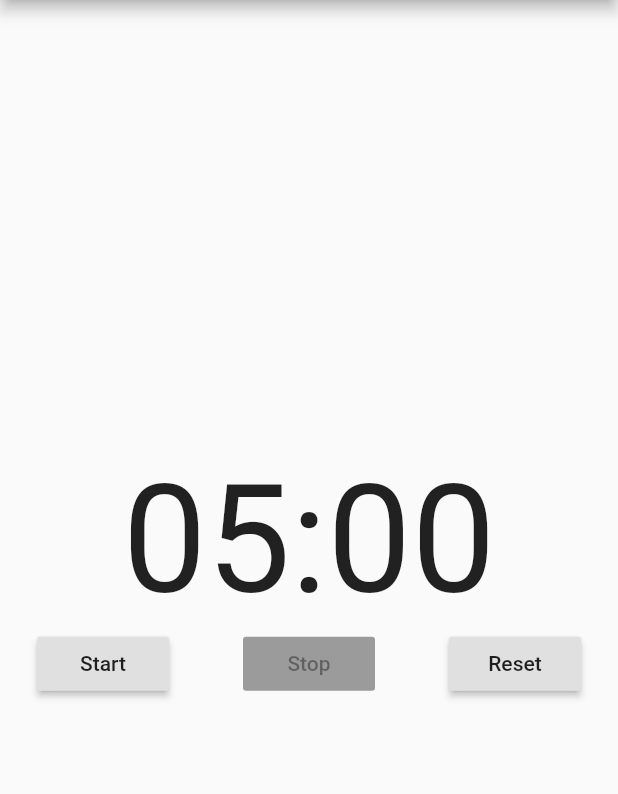
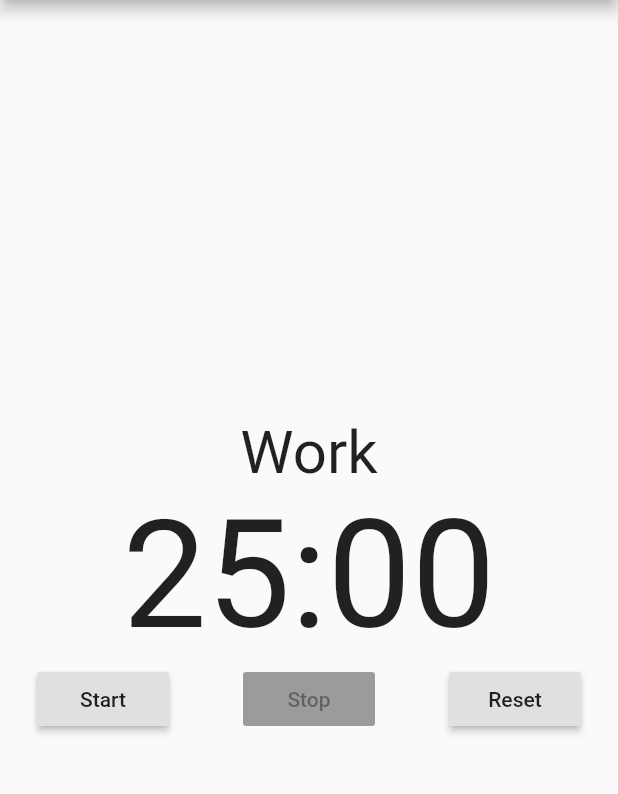
Before and after one commit to mhelmetag/orlogio, a Flutter app: the screen it shows after launch, on a phone screen of 412 x 824 dp, the part 84-878 px from its top. Run offline on Flutter 3.47's test engine with Material 2 defaults, Android fonts, the phone set to English and light mode, and no system bars.

Commit message:
add work/break label and break time logic

```diff
--- a/lib/screens/home.dart
+++ b/lib/screens/home.dart
@@ -7,9 +7,8 @@ import '../components/clock_controls.dart';
 
 class Home extends StatefulWidget {
   final String title;
-  final Duration tickDuration;
 
-  Home({this.title, this.tickDuration = const Duration(seconds: 1)});
+  Home({this.title});
 
   @override
   _HomeState createState() => new _HomeState();
@@ -17,14 +16,21 @@ class Home extends StatefulWidget {
 
 class _HomeState extends State<Home> {
   Timer _timer;
+  int _workTimeSeconds;
+  int _breakTimeSeconds;
   int _currentTimeSeconds;
   bool _running;
+  bool _working;
 
   @override
   void initState() {
     super.initState();
-    _currentTimeSeconds = 300;
+
+    _workTimeSeconds = 1500; // 25 minutes
+    _breakTimeSeconds = 300; // 5 minutes
+    _currentTimeSeconds = _workTimeSeconds;
     _running = false;
+    _working = true;
   }
 
   @override
@@ -37,7 +43,7 @@ class _HomeState extends State<Home> {
     setState(() {
       _running = true;
     });
-    this._timer = new Timer.periodic(widget.tickDuration, tick);
+    this._timer = new Timer.periodic(const Duration(seconds: 1), tick);
   }
 
   void stop() {
@@ -49,13 +55,17 @@ class _HomeState extends State<Home> {
 
   void reset() {
     setState(() {
-      _currentTimeSeconds = 300;
+      _currentTimeSeconds = _workTimeSeconds;
+      _working = true;
     });
   }
 
   void tick(Timer time) {
     if (_currentTimeSeconds <= 0) {
-      stop();
+      setState(() {
+        _currentTimeSeconds = _working ? _breakTimeSeconds : _workTimeSeconds;
+        _working = !_working;
+      });
     } else {
       setState(() {
         _currentTimeSeconds--;
@@ -75,6 +85,12 @@ class _HomeState extends State<Home> {
         child: new Column(
           mainAxisAlignment: MainAxisAlignment.center,
           children: <Widget>[
+            new Text(
+              _working ? 'Work' : 'Break',
+              style: TextStyle(
+                fontSize: 40
+              )
+            ),
             new Clock(currentTimeSeconds: _currentTimeSeconds),
             new ClockControls(
               running: _running,
@@ -83,7 +99,7 @@ class _HomeState extends State<Home> {
               stopFunction: stop,
               resetFunction: reset
             )
-          ],
+          ]
         )
       )
     );
```
